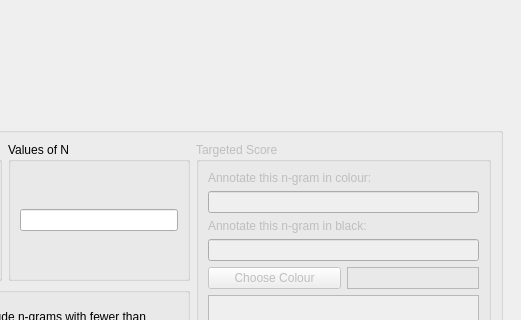
ELVIS-Project/vis-framework, file gui_files/new_main_window.ui: the form before one commit; both pictures show x 328 to 849 and y 0 to 320 of the 849 by 678 pixel window.
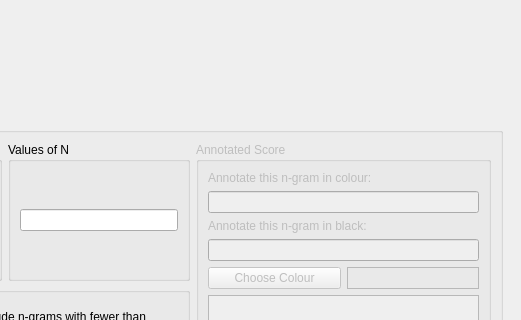
The form after the commit. The open tabs and pages were chosen to show the change. Icons and pictures are not drawn.

Commit message:
Automatic Colour Choices for Multiple Voice Pairs in Annotated Score
Closes #49. When users ask for an annotated score in which multiple voice
pairs were analyzed, vis automatically chooses a unique colour for each
voice pair.

Also with other minor fixes.

```diff
--- a/gui_files/new_main_window.ui
+++ b/gui_files/new_main_window.ui
@@ -918,7 +918,7 @@
               <bool>false</bool>
              </property>
              <property name="title">
-              <string>Targeted Score</string>
+              <string>Annotated Score</string>
              </property>
              <layout class="QVBoxLayout" name="verticalLayout_18">
               <item>
```
Left out of the diff: 2 changed lines with no effect on the pictures. The commit also changes 3 other files.
